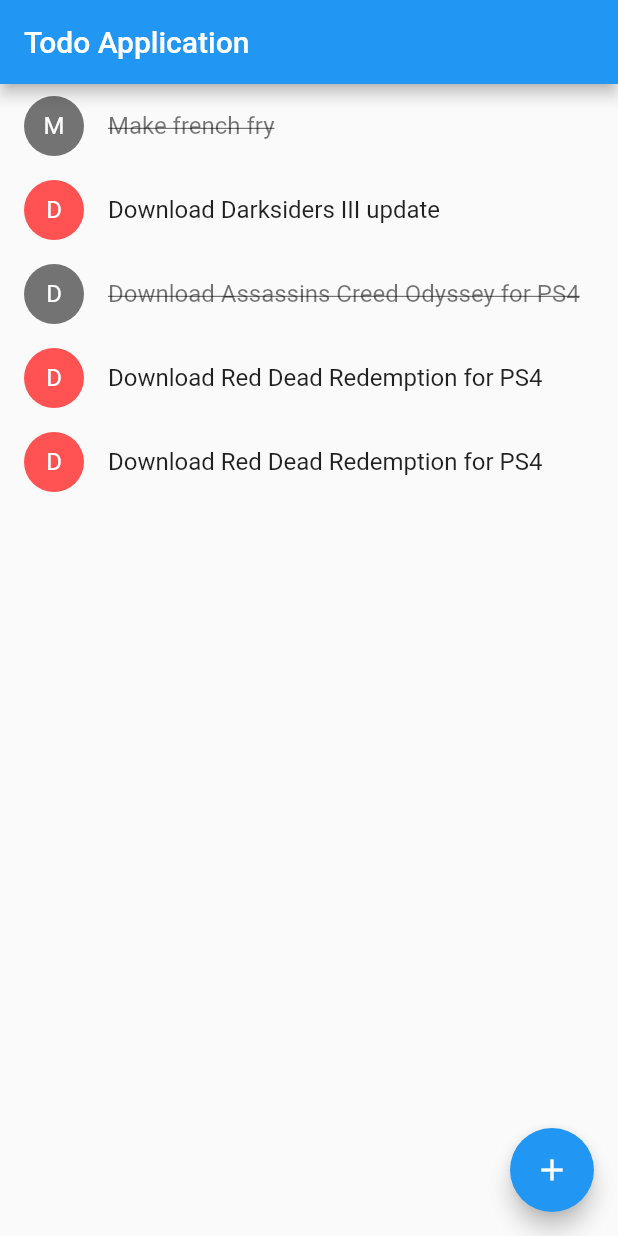
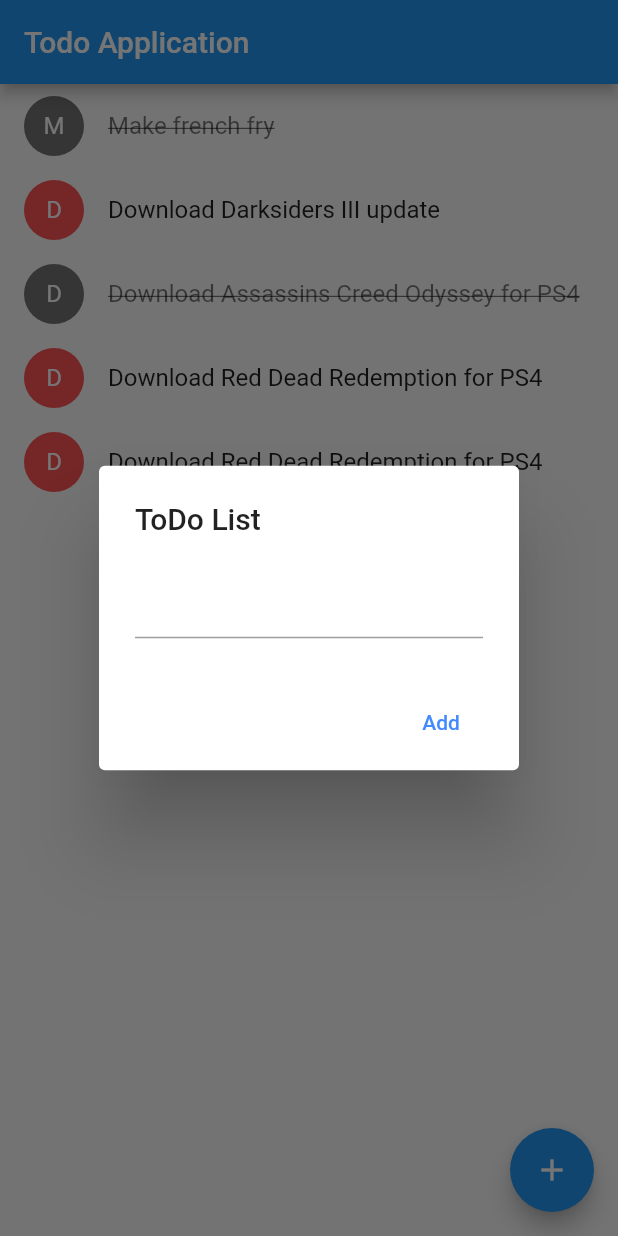
Before and after one commit to nischalshakya15/flutter_app, a Flutter app: the screen it shows after launch, after a tap on the "add" icon, on a phone screen of 412 x 824 dp. Run offline on Flutter 3.47's test engine with Material 2 defaults, Android fonts, the phone set to English and light mode, and no system bars.

Commit message:
Completed todo

```diff
--- a/lib/main.dart
+++ b/lib/main.dart
@@ -1,8 +1,7 @@
 import 'package:flutter/cupertino.dart';
 import 'package:flutter/material.dart';
+import 'package:flutter_app/org/personal/todo/todo.dart';
 import 'package:flutter_app/org/personal/todo/todo_list.dart';
-
-import 'org/personal/todo/todo.dart';
 
 void main() {
   runApp(MaterialApp(
--- a/lib/org/personal/todo/todo_list.dart
+++ b/lib/org/personal/todo/todo_list.dart
@@ -1,8 +1,7 @@
 import 'package:flutter/material.dart';
 import 'package:flutter/widgets.dart';
 import 'package:flutter_app/org/personal/todo/todo.dart';
-
-import 'todolist_items.dart';
+import 'package:flutter_app/org/personal/todo/todolist_items.dart';
 
 class ToDoList extends StatefulWidget {
   final List<ToDo> todos;
@@ -20,6 +19,36 @@ class _ToDoListState extends State<ToDoList> {
     });
   }
 
+  void _handleSave(ToDo toDo) {
+    setState(() {
+      widget.todos.add(toDo);
+    });
+  }
+
+  Future<ToDo> createAlterDialog(BuildContext context) {
+    TextEditingController toDoListController = TextEditingController();
+    return showDialog(
+        context: context,
+        builder: (context) {
+          return AlertDialog(
+            title: Text('ToDo List'),
+            content: TextField(controller: toDoListController),
+            actions: <Widget>[
+              MaterialButton(
+                elevation: 5.0,
+                child: Text('Add', style: TextStyle(color: Colors.blueAccent)),
+                onPressed: () {
+                  ToDo todo = ToDo(
+                      title: toDoListController.text.toString(),
+                      isCompleted: false);
+                  Navigator.of(context).pop(todo);
+                },
+              )
+            ],
+          );
+        });
+  }
+
   @override
   Widget build(BuildContext context) {
     return Scaffold(
@@ -29,8 +58,9 @@ class _ToDoListState extends State<ToDoList> {
         return ToDoListItems(toDo: todo, handleComplete: _handleComplete);
       }).toList()),
       floatingActionButton: FloatingActionButton(
-          onPressed: () {
-            print('button is pressed');
+          onPressed: () async {
+            ToDo todo = await createAlterDialog(context);
+            _handleSave(todo);
           },
           child: Icon(Icons.add),
           backgroundColor: Colors.blue),
--- a/lib/org/personal/todo/todolist_items.dart
+++ b/lib/org/personal/todo/todolist_items.dart
@@ -1,6 +1,5 @@
 import 'package:flutter/material.dart';
 import 'package:flutter_app/org/personal/todo/todo.dart';
-import 'package:random_color/random_color.dart';
 
 typedef void HandleCompleteCallback(ToDo toDo);
 
@@ -12,9 +11,7 @@ class ToDoListItems extends StatelessWidget {
       : super(key: key);
 
   Color _getColor(BuildContext context) {
-    return toDo.isCompleted
-        ? Colors.black54
-        : Colors.redAccent;
+    return toDo.isCompleted ? Colors.black54 : Colors.redAccent;
   }
 
   TextStyle _getTextStyle() {
```
